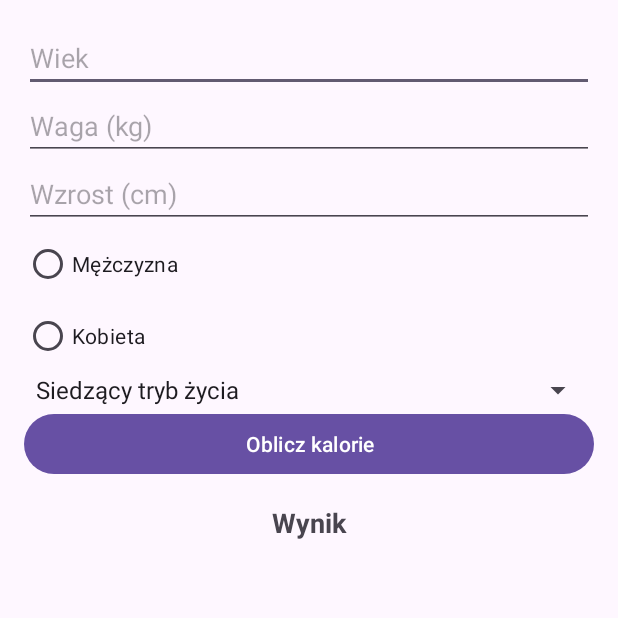
After one commit to SylwiaJuda/PAMO2025, an Android app: the fragment SecondFragment shown on its own in the app's theme, on a phone screen of 412 x 824 dp, the top half of it. The commit adds this screen. Run offline under Robolectric (Android 15) with nearby library versions, the phone set to English and light mode, and no system bars.

Commit message:
Zjazd 2 update
dodanie Splash screen java i xml. Dodanie Second activity java i xml. Dodanie zdjęcia w drawable: bmi_weight.png

```diff
--- /dev/null
+++ b/BMI/app/src/main/java/pl/pjatk/s25373/SecondFragment.java
@@ -0,0 +1,92 @@
+package pl.pjatk.s25373;
+
+import android.os.Bundle;
+import android.view.LayoutInflater;
+import android.view.View;
+import android.view.ViewGroup;
+import android.widget.ArrayAdapter;
+import android.widget.Button;
+import android.widget.EditText;
+import android.widget.RadioButton;
+import android.widget.RadioGroup;
+import android.widget.Spinner;
+import android.widget.TextView;
+import androidx.annotation.NonNull;
+import androidx.annotation.Nullable;
+import androidx.fragment.app.Fragment;
+import pl.pjatk.s25373.databinding.FragmentSecondBinding;
+
+public class SecondFragment extends Fragment {
+
+    private FragmentSecondBinding binding;
+
+    @Nullable
+    @Override
+    public View onCreateView(@NonNull LayoutInflater inflater, @Nullable ViewGroup container, @Nullable Bundle savedInstanceState) {
+        binding = FragmentSecondBinding.inflate(inflater, container, false);
+
+        // Ustawienie opcji w Spinnerze
+        ArrayAdapter<CharSequence> adapter = ArrayAdapter.createFromResource(getContext(),
+                R.array.activity_levels, android.R.layout.simple_spinner_item);
+        adapter.setDropDownViewResource(android.R.layout.simple_spinner_dropdown_item);
+        binding.spinnerActivity.setAdapter(adapter);
+
+        // Obsługa kliknięcia przycisku
+        binding.buttonCalculateCalories.setOnClickListener(v -> calculateCalories());
+
+        return binding.getRoot();
+    }
+
+    private void calculateCalories() {
+        String ageStr = binding.editTextAge.getText().toString();
+        String weightStr = binding.editTextWeight.getText().toString();
+        String heightStr = binding.editTextHeight.getText().toString();
+
+        if (ageStr.isEmpty() || weightStr.isEmpty() || heightStr.isEmpty()) {
+            binding.textViewResult.setText("Wypełnij wszystkie pola!");
+            return;
+        }
+
+        try {
+            int age = Integer.parseInt(ageStr);
+            double weight = Double.parseDouble(weightStr);
+            double height = Double.parseDouble(heightStr);
+
+            boolean isMale = ((RadioButton) binding.radioGroupGender.findViewById(R.id.radioButtonMale)).isChecked();
+
+            // Wzór Benedicta-Harrisa
+            double bmr;
+            if (isMale) {
+                bmr = 88.36 + (13.4 * weight) + (4.8 * height) - (5.7 * age);
+            } else {
+                bmr = 447.6 + (9.2 * weight) + (3.1 * height) - (4.3 * age);
+            }
+
+            // Pobranie poziomu aktywności fizycznej
+            double activityFactor = getActivityFactor(binding.spinnerActivity.getSelectedItemPosition());
+
+            double dailyCalories = bmr * activityFactor;
+            binding.textViewResult.setText(String.format("Dzienne zapotrzebowanie: %.2f kcal", dailyCalories));
+
+        } catch (NumberFormatException e) {
+            binding.textViewResult.setText("Nieprawidłowe dane!");
+        }
+    }
+
+    private double getActivityFactor(int position) {
+        switch (position) {
+            case 0: return 1.2;  // Siedzący tryb życia
+            case 1: return 1.375; // Lekka aktywność
+            case 2: return 1.55;  // Średnia aktywność
+            case 3: return 1.725; // Duża aktywność
+            case 4: return 1.9;   // Bardzo duża aktywność
+            default: return 1.2;
+        }
+    }
+
+    @Override
+    public void onDestroyView() {
+        super.onDestroyView();
+        binding = null; // Uniknięcie wycieków pamięci
+    }
+}
--- /dev/null
+++ b/BMI/app/src/main/res/layout/fragment_second.xml
@@ -0,0 +1,68 @@
+<?xml version="1.0" encoding="utf-8"?>
+<LinearLayout xmlns:android="http://schemas.android.com/apk/res/android"
+    xmlns:tools="http://schemas.android.com/tools"
+    android:layout_width="match_parent"
+    android:layout_height="match_parent"
+    android:padding="16dp"
+    android:orientation="vertical"
+    tools:context=".SecondFragment">
+
+    <EditText
+        android:id="@+id/editTextAge"
+        android:layout_width="match_parent"
+        android:layout_height="wrap_content"
+        android:hint="Wiek"
+        android:inputType="number" />
+
+    <EditText
+        android:id="@+id/editTextWeight"
+        android:layout_width="match_parent"
+        android:layout_height="wrap_content"
+        android:hint="Waga (kg)"
+        android:inputType="numberDecimal" />
+
+    <EditText
+        android:id="@+id/editTextHeight"
+        android:layout_width="match_parent"
+        android:layout_height="wrap_content"
+        android:hint="Wzrost (cm)"
+        android:inputType="numberDecimal" />
+
+    <RadioGroup
+        android:id="@+id/radioGroupGender"
+        android:layout_width="match_parent"
+        android:layout_height="wrap_content">
+        <RadioButton
+            android:id="@+id/radioButtonMale"
+            android:layout_width="wrap_content"
+            android:layout_height="wrap_content"
+            android:text="Mężczyzna" />
+        <RadioButton
+            android:id="@+id/radioButtonFemale"
+            android:layout_width="wrap_content"
+            android:layout_height="wrap_content"
+            android:text="Kobieta" />
+    </RadioGroup>
+
+    <Spinner
+        android:id="@+id/spinnerActivity"
+        android:layout_width="match_parent"
+        android:layout_height="wrap_content" />
+
+    <Button
+        android:id="@+id/buttonCalculateCalories"
+        android:layout_width="match_parent"
+        android:layout_height="wrap_content"
+        android:text="Oblicz kalorie" />
+
+    <TextView
+        android:id="@+id/textViewResult"
+        android:layout_width="match_parent"
+        android:layout_height="wrap_content"
+        android:text="Wynik"
+        android:textSize="18sp"
+        android:textStyle="bold"
+        android:gravity="center"
+        android:layout_marginTop="16dp" />
+
+</LinearLayout>
--- a/BMI/app/src/main/res/values/strings.xml
+++ b/BMI/app/src/main/res/values/strings.xml
@@ -40,6 +40,15 @@
     <string name="invalid_values">Invalid values.</string>
     <string name="invalid_input">Invalid input.</string>
 
+    <!-- How much do you move -->
+    <string-array name="activity_levels">
+        <item>Siedzący tryb życia</item>
+        <item>Lekka aktywność (1-3 dni w tygodniu)</item>
+        <item>Średnia aktywność (3-5 dni w tygodniu)</item>
+        <item>Duża aktywność (6-7 dni w tygodniu)</item>
+        <item>Bardzo duża aktywność (sport zawodowy)</item>
+    </string-array>
+
     <!-- Miscellaneous -->
     <string name="lorem_ipsum">a</string>
 </resources>
```
Also changed, not shown: BMI/app/src/main/java/pl/pjatk/s25373/SplashActivity.java (added, +24 -0 lines), BMI/app/src/main/res/layout/activity_splash.xml (added, +25 -0 lines), BMI/app/src/main/res/drawable/bmi_weight.png (added), 586 other files.
